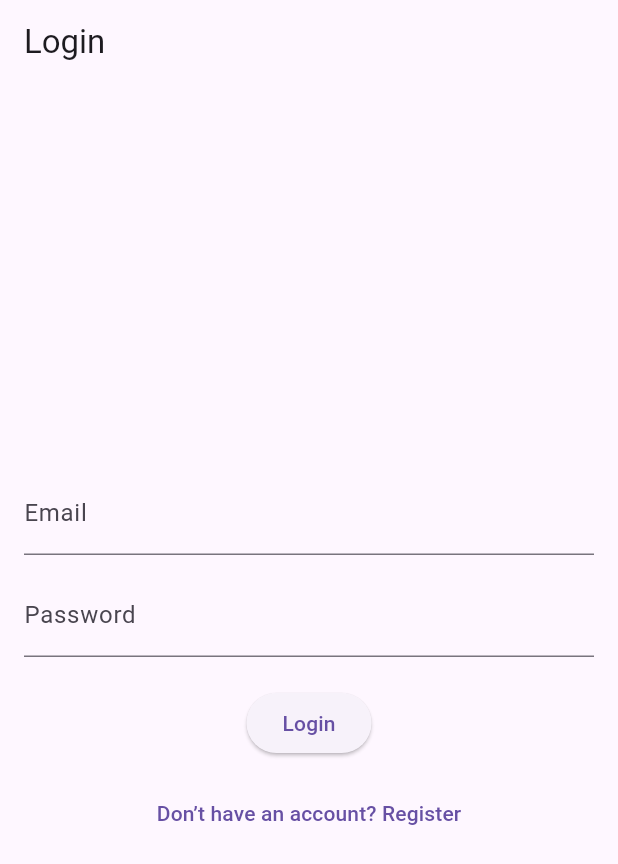
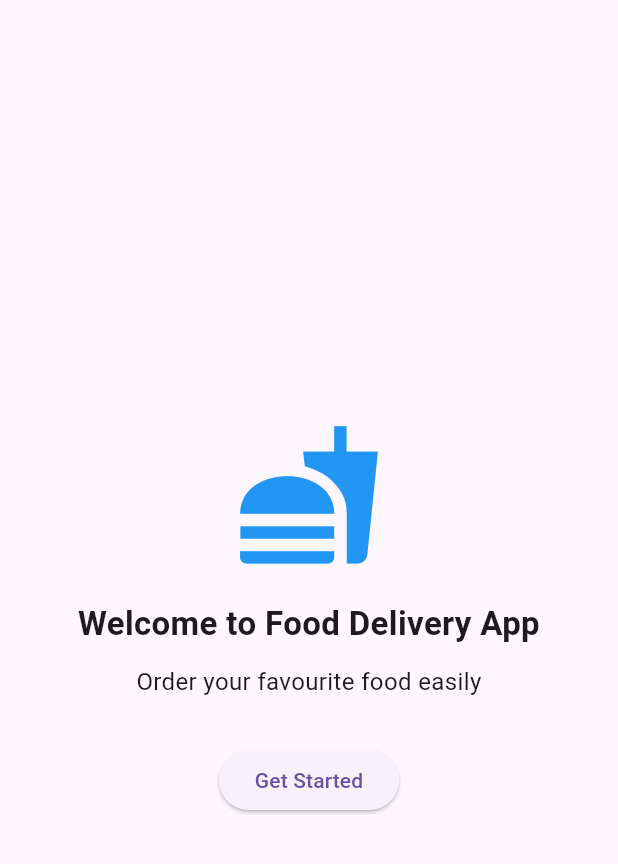
Before and after one commit to hijriahh/UniEats, a Flutter app: the screen it shows after launch, on a phone screen of 412 x 824 dp. Shown: the top 864 px of the screen. Run offline on Flutter 3.47's test engine with Material 3 defaults, Android fonts, the phone set to English and light mode, and no system bars; our stand-ins replace firebase_auth, firebase_core; accounts and stored records are empty.

Commit message:
added landing_screen.dart

```diff
--- /dev/null
+++ b/unieats_app/lib/landing_screen.dart
@@ -0,0 +1,50 @@
+import 'package:flutter/material.dart';
+import 'login_screen.dart';
+
+class LandingScreen extends StatelessWidget {
+  @override
+  Widget build(BuildContext context) {
+    return Scaffold(
+      body: Center(
+        child: Padding(
+          padding: const EdgeInsets.all(24.0),
+          child: Column(
+            mainAxisAlignment: MainAxisAlignment.center,
+            children: [
+              Icon(
+                Icons.fastfood,
+                size: 100,
+                color: Colors.blue,
+              ),
+              SizedBox(height: 20),
+              Text(
+                'Welcome to Food Delivery App',
+                style: TextStyle(
+                  fontSize: 22,
+                  fontWeight: FontWeight.bold,
+                ),
+                textAlign: TextAlign.center,
+              ),
+              SizedBox(height: 12),
+              Text(
+                'Order your favourite food easily',
+                style: TextStyle(fontSize: 16),
+                textAlign: TextAlign.center,
+              ),
+              SizedBox(height: 30),
+              ElevatedButton(
+                onPressed: () {
+                  Navigator.pushReplacement(
+                    context,
+                    MaterialPageRoute(builder: (_) => LoginScreen()),
+                  );
+                },
+                child: Text('Get Started'),
+              ),
+            ],
+          ),
+        ),
+      ),
+    );
+  }
+}
--- a/unieats_app/lib/main.dart
+++ b/unieats_app/lib/main.dart
@@ -1,16 +1,13 @@
 import 'package:flutter/material.dart';
 import 'package:firebase_core/firebase_core.dart';
 import 'firebase_options.dart';
-import 'login_screen.dart';
+import 'landing_screen.dart';
 
-void main() async { //
+void main() async {
   WidgetsFlutterBinding.ensureInitialized();
-
-  // Initialize Firebase
   await Firebase.initializeApp(
     options: DefaultFirebaseOptions.currentPlatform,
   );
-
   runApp(MyApp());
 }
 
@@ -21,7 +18,7 @@ class MyApp extends StatelessWidget {
       title: 'Food Delivery App',
       debugShowCheckedModeBanner: false,
       theme: ThemeData(primarySwatch: Colors.blue),
-      home: LoginScreen(),
+      home: LandingScreen(), // landing page first
     );
   }
 }
```
